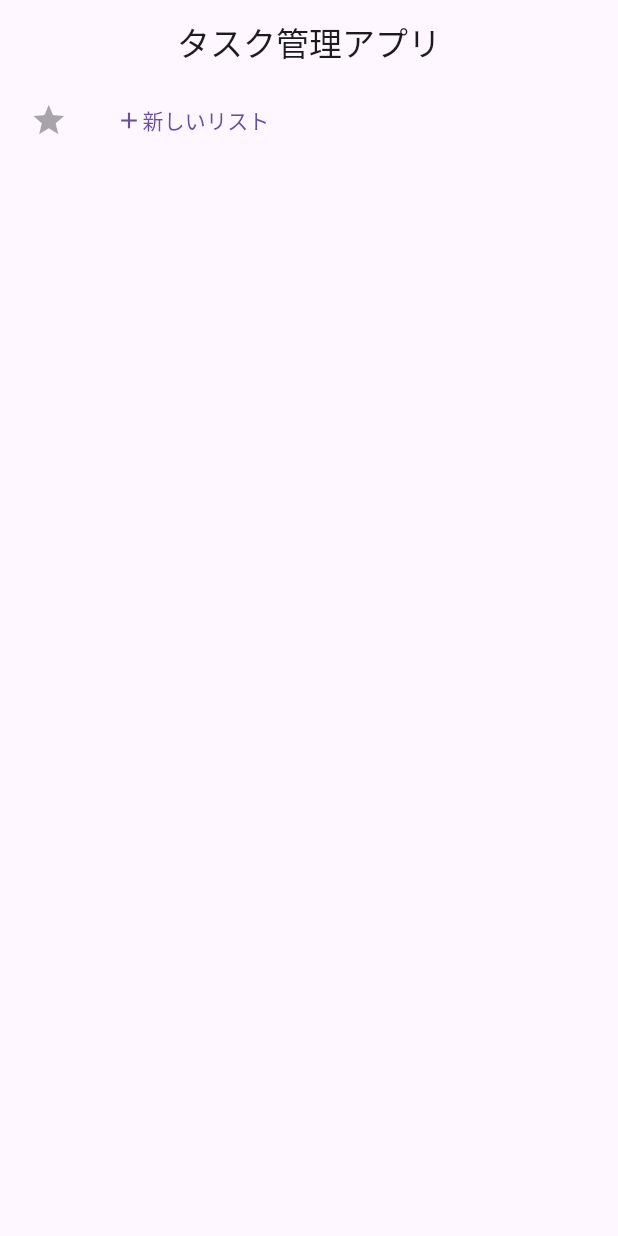
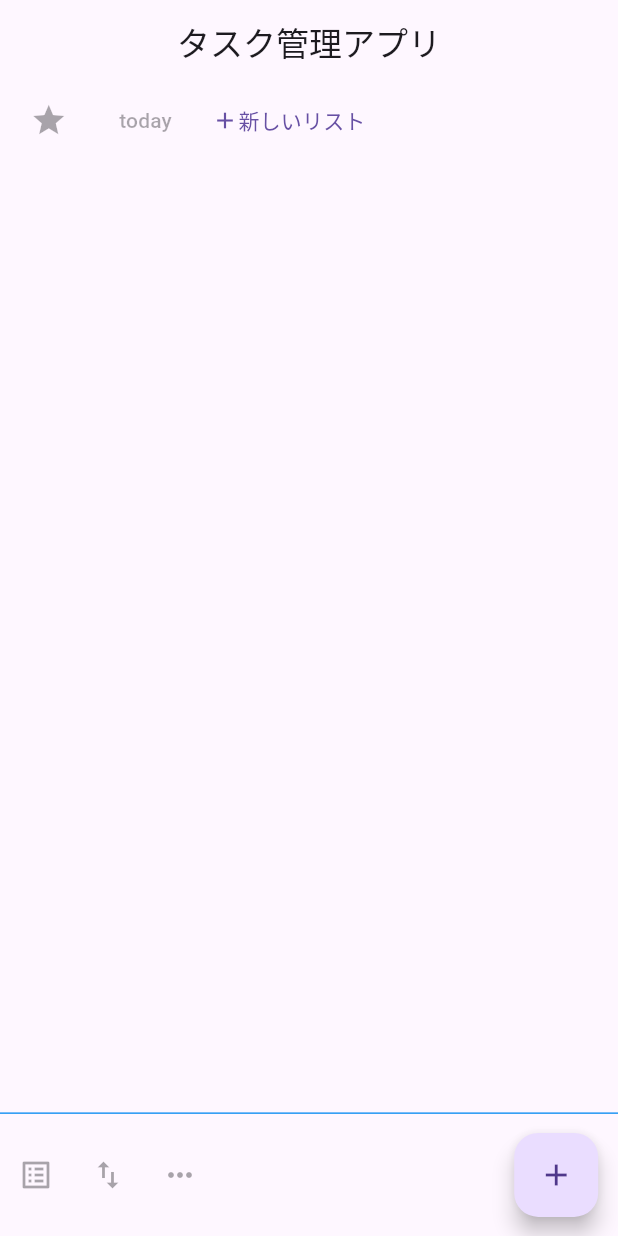
Before and after one commit to 65535space/task_management, a Flutter app: the screen it shows after launch, on a phone screen of 412 x 824 dp. Run offline on Flutter 3.47's test engine with Material 3 defaults, Android fonts, the phone set to English and light mode, and no system bars.

Commit message:
上部のバーに追加できるリストを作った

```diff
--- /dev/null
+++ b/lib/first_page_and_button.dart
@@ -0,0 +1,13 @@
+import 'package:flutter/material.dart';
+
+class FirstPageButton extends StatelessWidget {
+  const FirstPageButton({super.key});
+
+  @override
+  Widget build(BuildContext context) {
+    return const TextButton(
+      onPressed: null,
+      child: Text("today"),
+    );
+  }
+}
--- /dev/null
+++ b/lib/footer.dart
@@ -0,0 +1,43 @@
+import 'package:flutter/material.dart';
+
+class Footer extends StatelessWidget {
+  final VoidCallback onAddTask;
+  const Footer({super.key, required this.onAddTask});
+
+  @override
+  Widget build(BuildContext context) {
+    var screenSize = MediaQuery.of(context).size;
+
+    return Container(
+      decoration: const BoxDecoration(
+        border: Border(
+          top: BorderSide(color: Colors.blue),
+        ),
+      ),
+      height: screenSize.height * 0.1,
+      child: Row(
+        children: [
+          const Expanded(
+            flex: 8,
+            child: Row(
+              children: [
+                IconButton(onPressed: null, icon: Icon(Icons.list_alt)),
+                IconButton(onPressed: null, icon: Icon(Icons.swap_vert)),
+                IconButton(onPressed: null, icon: Icon(Icons.more_horiz)),
+              ],
+            ),
+          ),
+          Expanded(
+            flex: 2,
+            child: Center(
+              child: FloatingActionButton(
+                onPressed: onAddTask,
+                child: const Icon(Icons.add),
+              ),
+            ),
+          ),
+        ],
+      ),
+    );
+  }
+}
--- a/lib/main.dart
+++ b/lib/main.dart
@@ -1,6 +1,11 @@
 import 'package:flutter/material.dart';
+import 'package:flutter/rendering.dart';
+import 'first_page_and_button.dart';
+import 'footer.dart';
+import 'task_list_page.dart';
 
 void main() {
+  debugPaintSizeEnabled = true;
   runApp(const MainApp());
 }
 
@@ -11,13 +16,13 @@ class MainApp extends StatelessWidget {
   Widget build(BuildContext context) {
     return const MaterialApp(
       title: 'タスク管理アプリ',
-      home: MyAppScaffold(),
+      home: MyHomePage(),
     );
   }
 }
 
-class MyAppScaffold extends StatelessWidget {
-  const MyAppScaffold({super.key});
+class MyHomePage extends StatelessWidget {
+  const MyHomePage({super.key});
 
   @override
   Widget build(BuildContext context) {
@@ -27,23 +32,31 @@ class MyAppScaffold extends StatelessWidget {
         title: const Text("タスク管理アプリ"),
       ),
       body: const Column(
+        crossAxisAlignment: CrossAxisAlignment.start,
         children: [
-          TaskListButton(),
+          HoraizontalTaskList(),
+          Expanded(child: TaskSet()),
         ],
       ),
+      bottomNavigationBar:
+          Footer(onAddTask: () => TaskSet.of(context)!.addTask),
     );
   }
 }
 
-class TaskListButton extends StatefulWidget {
-  const TaskListButton({super.key});
+class HoraizontalTaskList extends StatefulWidget {
+  const HoraizontalTaskList({super.key});
 
   @override
-  TaskListButtonState createState() => TaskListButtonState();
+  HoraizontalTaskListState createState() => HoraizontalTaskListState();
 }
 
-class TaskListButtonState extends State<TaskListButton> {
-  List<Widget> buttons = [];
+class HoraizontalTaskListState extends State<HoraizontalTaskList> {
+  List<Widget> buttons = [
+    const FirstPageButton(),
+  ];
+
+  List<Widget> pages = [];
 
   void addButton() {
     setState(() {
@@ -62,6 +75,12 @@ class TaskListButtonState extends State<TaskListButton> {
       );
     });
   }
+
+  // void addPage() {
+  //   setState(() {
+  //     pages.add();
+  //   });
+  // }
 
   @override
   Widget build(BuildContext context) {
--- /dev/null
+++ b/lib/task_list_page.dart
@@ -0,0 +1,82 @@
+import 'package:flutter/material.dart';
+
+class TaskListPage extends StatelessWidget {
+  const TaskListPage({super.key});
+
+  @override
+  Widget build(BuildContext context) {
+    double footerHeight = MediaQuery.of(context).size.height;
+
+    return Container(
+      color: const Color.fromARGB(255, 121, 121, 121),
+      height: footerHeight,
+    );
+  }
+}
+
+class TaskSet extends StatefulWidget {
+  const TaskSet({super.key});
+
+  @override
+  TaskSetState createState() => TaskSetState();
+
+  static TaskSetState? of(BuildContext context) {
+    return context.findAncestorStateOfType<TaskSetState>();
+  }
+}
+
+class TaskSetState extends State<TaskSet> {
+  List<Widget> taskList = [];
+
+  void addTask(String taskName) {
+    setState(() {
+      taskList.add(TaskWidget(taskName: taskName));
+    });
+    debugPrint('Adding task: $taskName');
+    debugPrint('Current tasks: ${taskList.length}');
+  }
+
+  @override
+  Widget build(BuildContext context) {
+    return Column(
+      children: [
+        Expanded(
+          child: ListView.builder(
+            itemCount: taskList.length,
+            itemBuilder: (context, index) {
+              return taskList[index];
+            },
+          ),
+        ),
+      ],
+    );
+  }
+}
+
+class TaskWidget extends StatefulWidget {
+  final String taskName;
+
+  const TaskWidget({super.key, required this.taskName});
+
+  @override
+  TaskWidgetState createState() => TaskWidgetState();
+}
+
+class TaskWidgetState extends State<TaskWidget> {
+  bool isChecked = false;
+
+  @override
+  Widget build(BuildContext context) {
+    return ListTile(
+      leading: Checkbox(
+        value: isChecked,
+        onChanged: (bool? value) {
+          setState(() {
+            isChecked = value!;
+          });
+        },
+      ),
+      title: Text(widget.taskName),
+    );
+  }
+}
```
